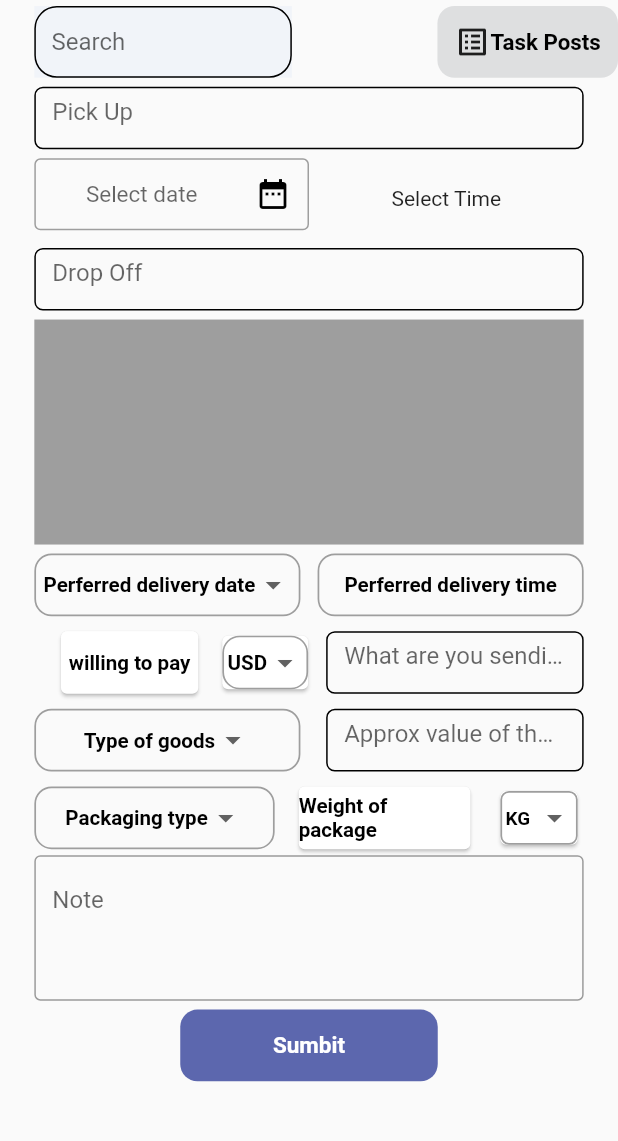
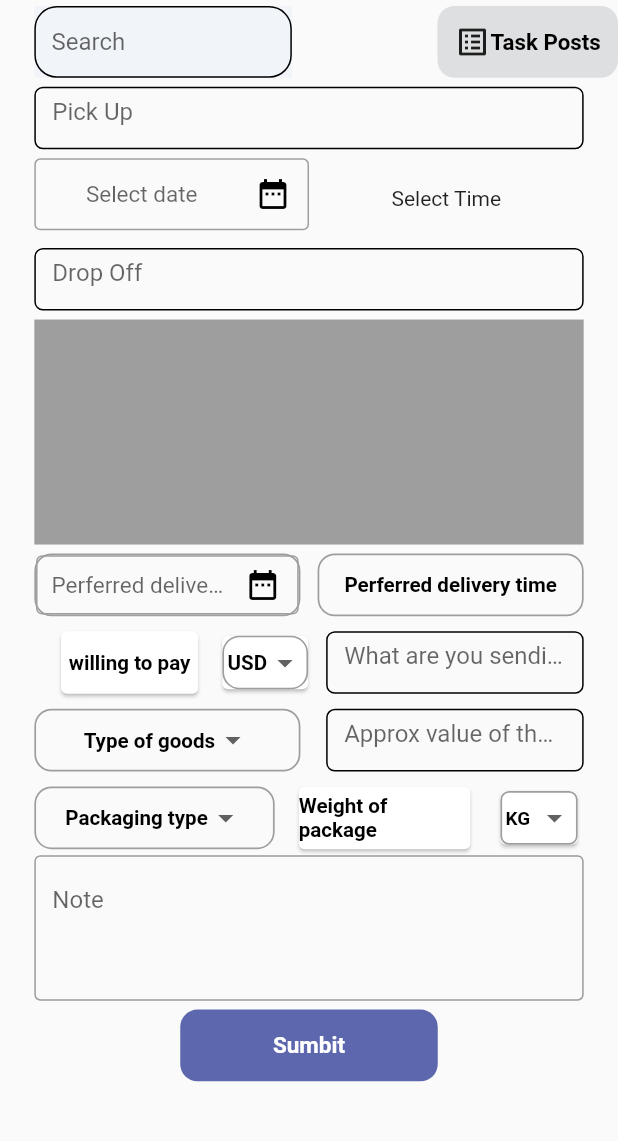
Before and after one commit to thohid44/walid, a Flutter app: the ShipHomePage screen opened directly, scrolled down 193 dp, after a tap on "Sumbit", on a phone screen of 412 x 824 dp, the part 84-1225 px from its top. Run offline on Flutter 3.47's test engine with Material 2 defaults, Android fonts, the phone set to English and light mode, and no system bars; our stand-ins replace flutter_screenutil, font_awesome_flutter, get, get_storage; accounts and stored records are empty; network calls fail.

Commit message:
ship store done

```diff
--- a/lib/pages/Ship/controller/send_package_controller.dart
+++ b/lib/pages/Ship/controller/send_package_controller.dart
@@ -4,17 +4,16 @@ import 'package:triptask/Api_services/ApiService.dart';
 class SendPackageController extends GetxController{
 
 
-  sendPackage() async{
-
+sendPackage(String pickup, String pickDate, String pickTime, String dropOff,   deliveryTime,  deliveryDate, String currency, String sendItem, String goodType, String approxiValue, String packageType, String weight, String note,) async{
    var mapData = {
     "post_type": "enim",
-    "pickuppoint": "minima",
-    "date": "quaerat",
-    "time": "modi",
-    "delivery_date": "soluta",
-    "delivery_time": "ut",
-    "dropoffpoint": "eius",
-    "distance": "aspernatur",
+    "pickuppoint": pickup,
+    "date": pickDate,
+    "time": '5:00',
+    "delivery_date": '10:00',
+    "delivery_time": deliveryDate,
+    "dropoffpoint": dropOff,
+    "distance": approxiValue,
     "duration": "quidem",
     "amount": "enim",
     "p_lat": "ut",
@@ -22,23 +21,23 @@ class SendPackageController extends GetxController{
     "d_lat": "alias",
     "d_lng": "fugit",
     "document": "ut",
-    "packagetype": "sint",
-    "weight": "qui",
-    "goodtype": "sit",
+    "packagetype": packageType,
+    "weight": weight,
+    "goodtype": goodType,
     "length": "illo",
     "width": "officiis",
     "height": "inventore",
     "document_worth": "atque",
     "ownvehicle": "molestiae",
     "country": "omnis",
-    "currency": "et",
-    "notes": "quos"
+    "currency": currency,
+    "notes": note
 }
 ;
     var response = await ApiService().postData(mapData, "ship");
-    if(response.statusCode==201){
+    if(response.StatusCode==201){
 
-
+    print(response.body);
     }
   }
 }
--- a/lib/pages/Ship/views/send_a_package.dart
+++ b/lib/pages/Ship/views/send_a_package.dart
@@ -2,9 +2,11 @@
 
 import 'package:flutter/material.dart';
 import 'package:flutter_screenutil/flutter_screenutil.dart';
+import 'package:get/get.dart';
 import 'package:intl/intl.dart';
 import 'package:triptask/Utils/colors.dart';
 import 'package:triptask/Widget/customButtonOne.dart';
+import 'package:triptask/pages/Ship/controller/send_package_controller.dart';
 import 'package:triptask/pages/TripPages/views/trip_page.dart';
 
 class SendAPackage extends StatefulWidget {
@@ -15,25 +17,7 @@ class SendAPackage extends StatefulWidget {
 class _SendAPackageState extends State<SendAPackage> {
   final TextEditingController search = TextEditingController();
 
-  List<DropdownMenuItem<String>> get vehicleItem {
-    List<DropdownMenuItem<String>> destination = [
-      const DropdownMenuItem(
-          child: Text("Perferred delivery date"), value: "Perferred delivery date"),
 
-    ];
-    return destination;
-  }
-
-  String vehicle = "Perferred delivery date";
-
-  List<DropdownMenuItem<String>> get deliveryTimes {
-    List<DropdownMenuItem<String>> destination = [
-      const DropdownMenuItem(
-          child: Text("Perferred delivery time"), value: "Perferred delivery time"),
-
-    ];
-    return destination;
-  }
 
   String deliveryTime = "Perferred delivery time";
 
@@ -85,12 +69,16 @@ class _SendAPackageState extends State<SendAPackage> {
 
 final TextEditingController pickup = TextEditingController();
 
-final TextEditingController dateData= TextEditingController();
+final TextEditingController pickDate= TextEditingController();
 
-final TextEditingController timeData = TextEditingController();
+final TextEditingController deliveryDate = TextEditingController();
+
 
 final TextEditingController dropOff= TextEditingController();
-
+final TextEditingController sendItem =TextEditingController();
+final TextEditingController approxValue= TextEditingController();
+final TextEditingController note= TextEditingController();
+var controller = Get.put(SendPackageController() );
   @override
   Widget build(BuildContext context) {
     return Column(
@@ -121,7 +109,7 @@ final TextEditingController dropOff= TextEditingController();
                     onTap: _showTimePicker,
                     child: Container(
                       alignment: Alignment.center,
-                      width: 160.w, height: 45.h, child:_timeOfDay !=null?Text(_timeOfDay!.format(context).toString()): Text("Select Time"),)),
+                      width: 160.w, height: 45.h, child:pickupTime !=null?Text(pickupTime!.format(context).toString()): Text("Select Time"),)),
             ],
           ),
         ),
@@ -160,16 +148,7 @@ final TextEditingController dropOff= TextEditingController();
                 decoration: BoxDecoration(
                     border: Border.all(width: 1.w, color: Colors.grey),
                     borderRadius: BorderRadius.circular(10.r)),
-                child: DropdownButton(
-                  underline: SizedBox(),
-                  style: TextStyle(
-                      fontSize: 12.sp,
-                      fontWeight: FontWeight.bold,
-                      color: Colors.black),
-                  value: vehicle,
-                  onChanged: (value) {},
-                  items: vehicleItem,
-                ),
+                child:  _buildPreperDeliveryDatePicker()
               ),
               SizedBox(
                 width: 5.w,
@@ -234,7 +213,10 @@ final TextEditingController dropOff= TextEditingController();
                         fontWeight: FontWeight.bold,
                         color: Colors.black),
                     value: willing,
-                    onChanged: (value) {},
+                    onChanged: (value) {
+                      willing = value!;
+                      print(willing);
+                    },
                     items: willingPay,
                   ),
                 ),
@@ -246,7 +228,7 @@ final TextEditingController dropOff= TextEditingController();
             child: CustomForm(
               hinttext: "What are you sending? ",
               radius: 5.r,
-              textController: search,
+              textController: sendItem,
             )),
             ],
           ),
@@ -273,7 +255,9 @@ final TextEditingController dropOff= TextEditingController();
                       fontWeight: FontWeight.bold,
                       color: Colors.black),
                   value: typeGood,
-                  onChanged: (value) {},
+                  onChanged: (value) {
+                    typeGood = value!;
+                  },
                   items: typeOfGoods,
                 ),
               ),
@@ -316,7 +300,10 @@ final TextEditingController dropOff= TextEditingController();
                       fontWeight: FontWeight.bold,
                       color: Colors.black),
                   value: packageType,
-                  onChanged: (value) {},
+                  onChanged: (value) {
+                    packageType=value!;
+                    print(packageType);
+                  },
                   items: packageTypes,
                 ),
               ),
@@ -351,7 +338,10 @@ final TextEditingController dropOff= TextEditingController();
                         fontWeight: FontWeight.bold,
                         color: Colors.black),
                     value: weightOfPackage,
-                    onChanged: (value) {},
+                    onChanged: (value) {
+                      weightOfPackage = value!;
+                      print(weightOfPackage);
+                    },
                     items: weightOfPackages,
                   ),
                 ),
@@ -363,6 +353,7 @@ final TextEditingController dropOff= TextEditingController();
         Container(
           margin: EdgeInsets.symmetric(horizontal: 20.w),
           child: TextFormField(
+            controller: note,
             decoration: InputDecoration(
               hintText: "Note",
               border: OutlineInputBorder(),
@@ -375,7 +366,13 @@ final TextEditingController dropOff= TextEditingController();
         ),
         CustomButtonOne(
           title: "Sumbit",
-          onTab: () {},
+          onTab: () {
+
+controller.sendPackage(pickup.text.toString() , pickDate.toString(),'5' ,deliveryDate.text.toString(), '10', dropOff.text.toString(), willing.toString(), sendItem.text.toString(),
+  typeGood.toString(), approxValue.text.toString(), packageType, weightOfPackage.toString(), note.text.toString());
+
+
+          },
           height: 40.h,
           width: 150.w,
           btnColor: navyBlueColor,
@@ -396,7 +393,7 @@ final TextEditingController dropOff= TextEditingController();
 
   Widget _buildDatePicker() {
     return TextFormField(
-        controller: dateData,
+        controller: pickDate,
         readOnly: true,
         textAlign: TextAlign.center,
         decoration:  InputDecoration(
@@ -421,14 +418,47 @@ final TextEditingController dropOff= TextEditingController();
           if (pickedDate != null && pickedDate != selectedDate) {
             setState(() {
               selectedDate = pickedDate;
-              dateData.text =
+              pickDate.text =
                   DateFormat('yyyy-MM-dd').format(selectedDate);
-              print("thohid ${dateData.text}");
+              print("thohid ${pickDate.text}");
             });
           }
         });
   }
+Widget _buildPreperDeliveryDatePicker() {
+    return TextFormField(
+        controller: deliveryDate,
+        readOnly: true,
+        textAlign: TextAlign.center,
+        decoration:  InputDecoration(
+          contentPadding: EdgeInsets.all(8.0),
+          suffixIcon:const Icon(
+            Icons.date_range,
+            color: Colors.black,
+          ),
+          hintText: "Perferred delivery date",
+          hintMaxLines: 1,
+          hintStyle: TextStyle(fontSize: 15.0),
+          enabledBorder:
+              OutlineInputBorder(borderSide: BorderSide(color: Colors.grey)),
+          focusedBorder:
+              OutlineInputBorder(borderSide: BorderSide(color: Colors.grey)),
+        ),
+        onTap: () async {
+          final pickedDate = await selectDate(
+              context: context,
+              initialDate: selectedDate,
+              allowedDays: _allowedDays);
+          if (pickedDate != null && pickedDate != selectedDate) {
+            setState(() {
 
+             deliveryDate.text =
+                  DateFormat('yyyy-MM-dd').format(pickedDate);
+              print("thohid ${deliveryDate.text}");
+            });
+          }
+        });
+  }
   bool _allowedDays(DateTime day) {
     if ((day.isBefore(DateTime.now()))) {
       return true;
@@ -444,7 +474,7 @@ final TextEditingController dropOff= TextEditingController();
       context: context,
       initialDate: initialDate,
       firstDate: DateTime(2010),
-      lastDate: DateTime(2025),
+      lastDate: DateTime(2029),
       selectableDayPredicate: allowedDays,
       builder: (context, child) {
         return Theme(
@@ -460,11 +490,13 @@ final TextEditingController dropOff= TextEditingController();
     return selected;
   }
 
-  TimeOfDay? _timeOfDay;
+ var pickupTime;
   void _showTimePicker() async{
     showTimePicker(context: context, initialTime: TimeOfDay.now()).then((value) {
       setState(() {
-        _timeOfDay = value!;
+        print(value);
+        pickupTime = value;
+        print(pickupTime);
       });
     });
   }
```
